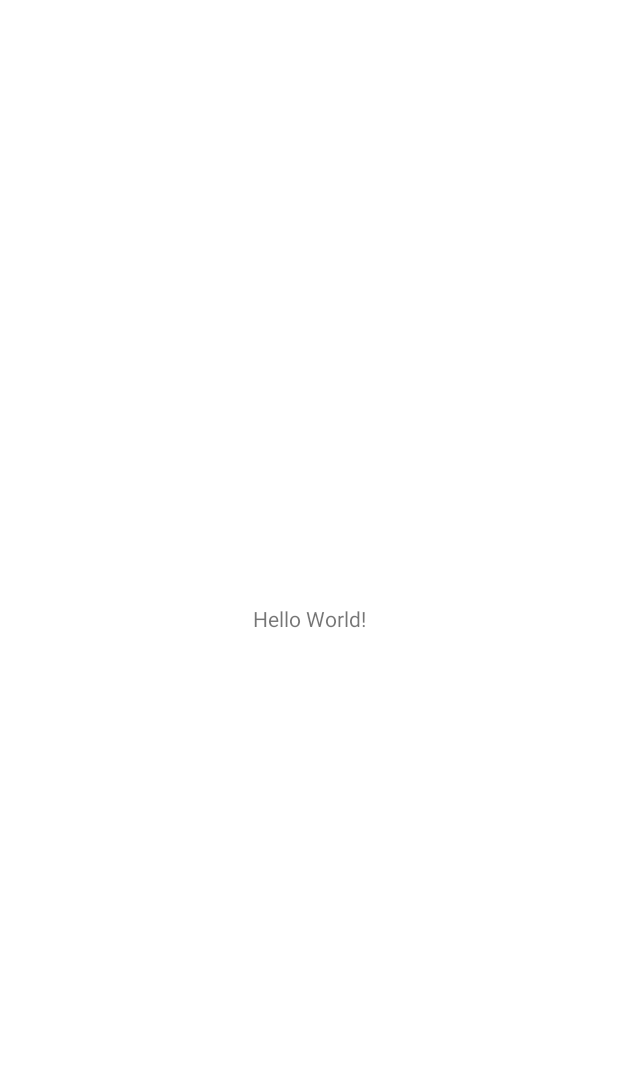
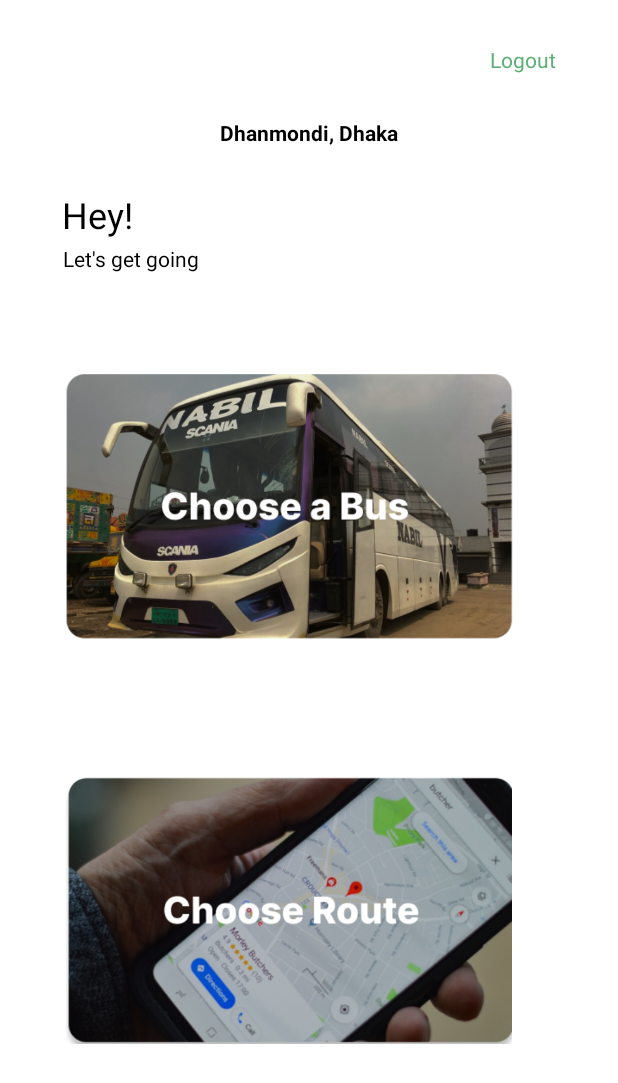
Before and after one commit to ksaifahmed/BusRadar, an Android app: the screen it shows after launch (MainActivity), on a phone screen of 412 x 824 dp. Before the commit the part shown is almost empty. Shown: the top 1083 px of the screen. Run offline under Robolectric (Android 15) with nearby library versions, the phone set to English and light mode, and no system bars.

Commit message:
home page init

```diff
--- a/app/src/main/res/layout/activity_main.xml
+++ b/app/src/main/res/layout/activity_main.xml
@@ -9,10 +9,78 @@
     <TextView
         android:layout_width="wrap_content"
         android:layout_height="wrap_content"
-        android:text="Hello World!"
+        android:text="@string/home_location"
+        android:textStyle="bold"
+        android:textColor="@color/black"
         app:layout_constraintBottom_toBottomOf="parent"
         app:layout_constraintLeft_toLeftOf="parent"
         app:layout_constraintRight_toRightOf="parent"
-        app:layout_constraintTop_toTopOf="parent" />
+        app:layout_constraintTop_toTopOf="parent"
+        app:layout_constraintVertical_bias="0.098" />
 
+    <TextView
+        android:layout_width="wrap_content"
+        android:layout_height="wrap_content"
+        android:text="@string/home_logout"
+        android:textColor="@color/fresh_green"
+        app:layout_constraintBottom_toBottomOf="parent"
+        app:layout_constraintHorizontal_bias="0.887"
+        app:layout_constraintLeft_toLeftOf="parent"
+        app:layout_constraintRight_toRightOf="parent"
+        app:layout_constraintTop_toTopOf="parent"
+        app:layout_constraintVertical_bias="0.037" />
+
+    <TextView
+        android:layout_width="wrap_content"
+        android:layout_height="wrap_content"
+        android:text="@string/home_welcome"
+        android:textColor="@color/black"
+        android:textSize="24sp"
+        app:layout_constraintBottom_toBottomOf="parent"
+        app:layout_constraintHorizontal_bias="0.114"
+        app:layout_constraintLeft_toLeftOf="parent"
+        app:layout_constraintRight_toRightOf="parent"
+        app:layout_constraintTop_toTopOf="parent"
+        app:layout_constraintVertical_bias="0.16" />
+
+    <TextView
+        android:layout_width="wrap_content"
+        android:layout_height="wrap_content"
+        android:text="@string/home_welcome_sub"
+        android:textColor="@color/black"
+        android:textSize="14sp"
+        app:layout_constraintBottom_toBottomOf="parent"
+        app:layout_constraintHorizontal_bias="0.131"
+        app:layout_constraintLeft_toLeftOf="parent"
+        app:layout_constraintRight_toRightOf="parent"
+        app:layout_constraintTop_toTopOf="parent"
+        app:layout_constraintVertical_bias="0.202" />
+
+    <ImageButton
+        android:id="@+id/choose_bus_btn"
+        android:layout_width="300dp"
+        android:layout_height="178dp"
+        android:background="@color/white"
+        android:scaleType="centerInside"
+        android:src="@drawable/choose_bus"
+        app:layout_constraintBottom_toBottomOf="parent"
+        app:layout_constraintHorizontal_bias="0.378"
+        app:layout_constraintLeft_toLeftOf="parent"
+        app:layout_constraintRight_toRightOf="parent"
+        app:layout_constraintTop_toTopOf="parent"
+        app:layout_constraintVertical_bias="0.386" />
+
+    <ImageButton
+        android:id="@+id/choose_route_btn"
+        android:layout_width="300dp"
+        android:layout_height="178dp"
+        android:background="@color/white"
+        android:scaleType="centerInside"
+        android:src="@drawable/choose_route"
+        app:layout_constraintBottom_toBottomOf="parent"
+        app:layout_constraintHorizontal_bias="0.378"
+        app:layout_constraintLeft_toLeftOf="parent"
+        app:layout_constraintRight_toRightOf="parent"
+        app:layout_constraintTop_toTopOf="parent"
+        app:layout_constraintVertical_bias="0.802" />
 </androidx.constraintlayout.widget.ConstraintLayout>
--- a/app/src/main/res/values-night/themes.xml
+++ b/app/src/main/res/values-night/themes.xml
@@ -1,14 +1,14 @@
 <resources xmlns:tools="http://schemas.android.com/tools">
     <!-- Base application theme. -->
-    <style name="Theme.BusRadar" parent="Theme.MaterialComponents.DayNight.NoActionBar">
+    <style name="Theme.BusRadar" parent="Theme.MaterialComponents.Light.NoActionBar">
         <!-- Primary brand color. -->
         <item name="colorPrimary">@color/fresh_green</item>
         <item name="colorPrimaryVariant">@color/green_dark</item>
-        <item name="colorOnPrimary">@color/black</item>
+        <item name="colorOnPrimary">@color/white</item>
         <!-- Secondary brand color. -->
         <item name="colorSecondary">@color/teal_200</item>
         <item name="colorSecondaryVariant">@color/teal_200</item>
-        <item name="colorOnSecondary">@color/black</item>
+        <item name="colorOnSecondary">@color/white</item>
         <!-- Status bar color. -->
         <item name="android:statusBarColor" tools:targetApi="l">?attr/colorPrimaryVariant</item>
         <!-- Customize your theme here. -->
--- a/app/src/main/res/values/strings.xml
+++ b/app/src/main/res/values/strings.xml
@@ -1,3 +1,11 @@
 <resources>
     <string name="app_name">Bus Radar</string>
+
+    <!-- Home Page Strings -->
+    <string name="home_logout">Logout</string>
+    <string name="home_location">Dhanmondi, Dhaka</string>
+    <string name="home_welcome">Hey!</string>
+    <string name="home_welcome_sub">Let\'s get going</string>
+
+
 </resources>
--- a/app/src/main/res/values/themes.xml
+++ b/app/src/main/res/values/themes.xml
@@ -1,6 +1,6 @@
 <resources xmlns:tools="http://schemas.android.com/tools">
     <!-- Base application theme. -->
-    <style name="Theme.BusRadar" parent="Theme.MaterialComponents.DayNight.NoActionBar">
+    <style name="Theme.BusRadar" parent="Theme.MaterialComponents.Light.NoActionBar">
         <!-- Primary brand color. -->
         <item name="colorPrimary">@color/fresh_green</item>
         <item name="colorPrimaryVariant">@color/green_dark</item>
@@ -8,7 +8,7 @@
         <!-- Secondary brand color. -->
         <item name="colorSecondary">@color/teal_200</item>
         <item name="colorSecondaryVariant">@color/teal_700</item>
-        <item name="colorOnSecondary">@color/black</item>
+        <item name="colorOnSecondary">@color/white</item>
         <!-- Status bar color. -->
         <item name="android:statusBarColor" tools:targetApi="l">?attr/colorPrimaryVariant</item>
         <!-- Customize your theme here. -->
```
Also changed, not shown: app/src/main/res/drawable/choose_bus.png (added), app/src/main/res/drawable/choose_route.png (added).
